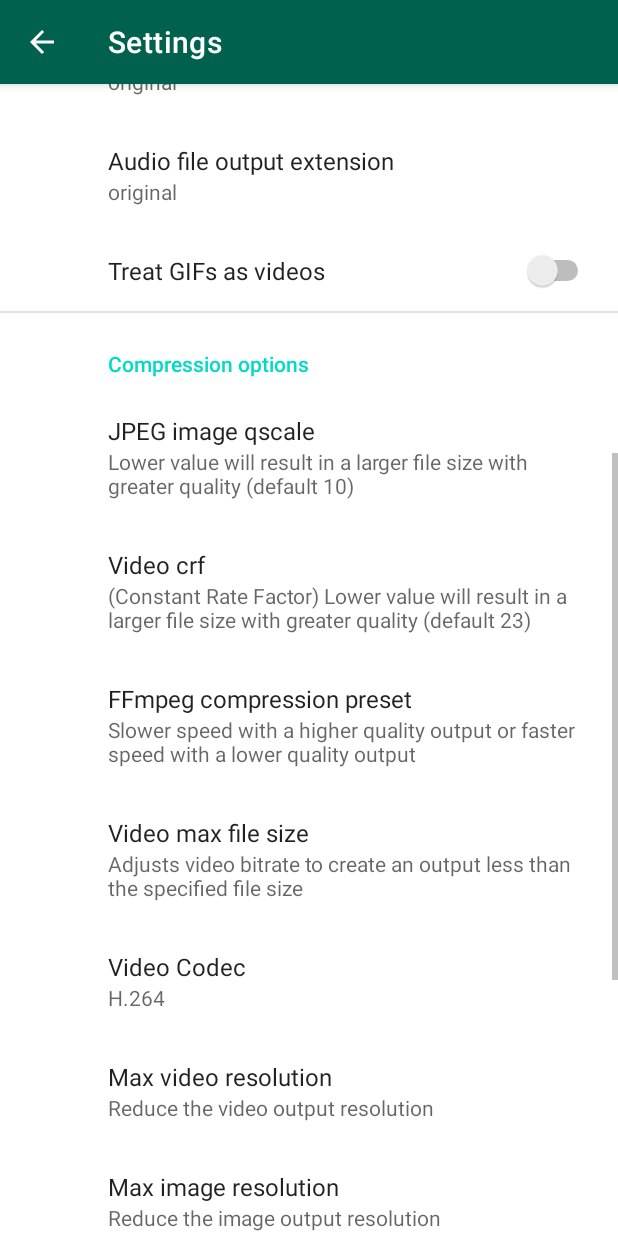
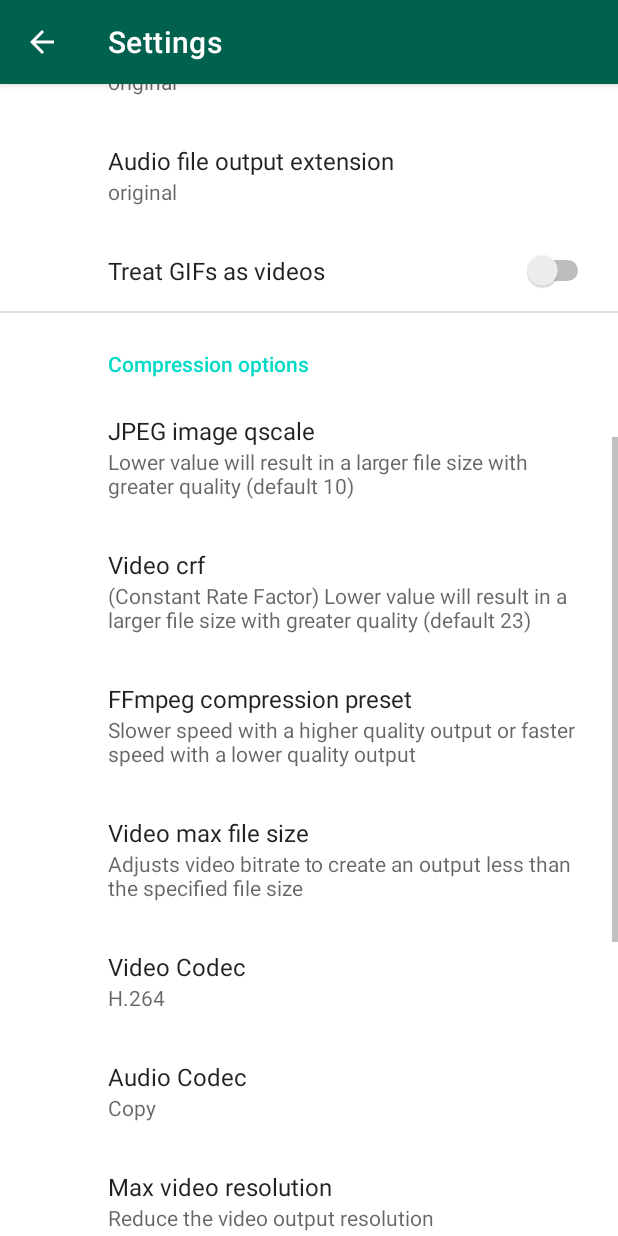
Before and after one commit to caydey/ffshare, an Android app: the PreferencesActivity screen opened directly, with no data from a screen before it, scrolled down 537 dp, on a phone screen of 412 x 824 dp. Run offline under Robolectric (Android 15) with nearby library versions, the phone set to English and light mode, and no system bars; our stand-ins replace androidx.preference; 2 statements that could not run were skipped.

Commit message:
Refactored ffmpeg param function, Closes #77; Added audio codec option, added default and copy for codec options

```diff
--- a/app/src/main/res/values/arrays.xml
+++ b/app/src/main/res/values/arrays.xml
@@ -109,14 +109,35 @@
     </string-array>
 
     <string-array name="settings_video_codec">
+        <item>Copy</item>
+        <item>Do not specify (let ffmpeg decide)</item>
         <item>H.264</item>
         <item>H.265/HEVC</item>
+        <item>VP9</item>
         <item>MPEG-4</item>
     </string-array>
     <string-array name="settings_video_codec_values">
+        <item>COPY</item>
+        <item>DEFAULT</item>
         <item>LIBX264</item>
         <item>LIBX265</item>
+        <item>VP9</item>
         <item>MPEG4</item>
+    </string-array>
+
+    <string-array name="settings_audio_codec">
+        <item>Copy</item>
+        <item>Do not specify (let ffmpeg decide)</item>
+        <item>AAC</item>
+        <item>AC-3</item>
+        <item>Opus</item>
+    </string-array>
+    <string-array name="settings_audio_codec_values">
+        <item>COPY</item>
+        <item>DEFAULT</item>
+        <item>AAC</item>
+        <item>AC3</item>
+        <item>OPUS</item>
     </string-array>
 
     <string-array name="settings_max_resolution">
--- a/app/src/main/res/values/strings.xml
+++ b/app/src/main/res/values/strings.xml
@@ -93,6 +93,7 @@
     <string name="settings_max_image_resolution_summary" tools:ignore="MissingTranslation">Reduce the image output resolution</string>
 
     <string name="settings_video_codec" tools:ignore="MissingTranslation">Video Codec</string>
+    <string name="settings_audio_codec" tools:ignore="MissingTranslation">Audio Codec</string>
 
     <string name="settings_custom_params_title" tools:ignore="MissingTranslation">Custom Parameters</string>
     <string name="settings_custom_params_summary" tools:ignore="MissingTranslation">If set, only these parameters will be used</string>
--- a/app/src/main/res/xml/preferences.xml
+++ b/app/src/main/res/xml/preferences.xml
@@ -109,6 +109,14 @@
             android:entryValues="@array/settings_video_codec_values" />
 
         <ListPreference
+            android:key="pref_audio_codec"
+            android:defaultValue="COPY"
+            android:summary="%s"
+            android:title="@string/settings_audio_codec"
+            android:entries="@array/settings_audio_codec"
+            android:entryValues="@array/settings_audio_codec_values" />
+
+        <ListPreference
             android:key="pref_max_video_resolution"
             android:defaultValue="1080"
             android:title="@string/settings_max_video_resolution"
```
Also changed, not shown: app/src/main/java/com/caydey/ffshare/utils/FFmpegParamMaker.kt (added, +114 -0 lines), app/src/main/java/com/caydey/ffshare/utils/MediaCompressor.kt (+2 -98 lines), app/src/main/java/com/caydey/ffshare/utils/Settings.kt (+20 -0 lines).
